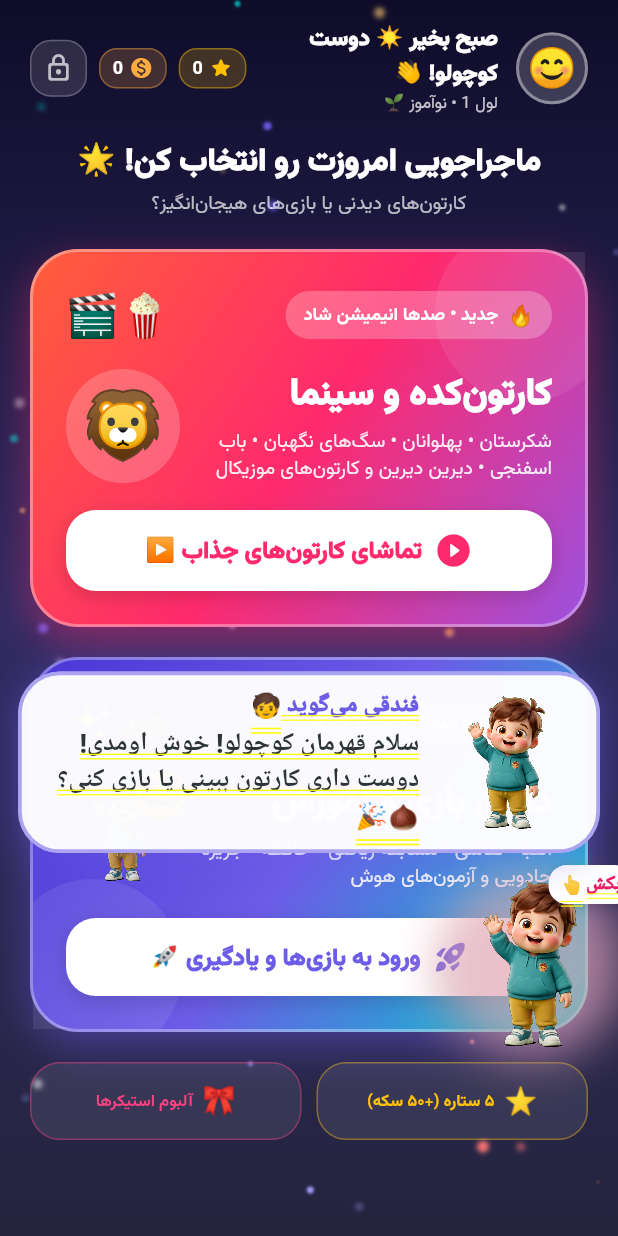
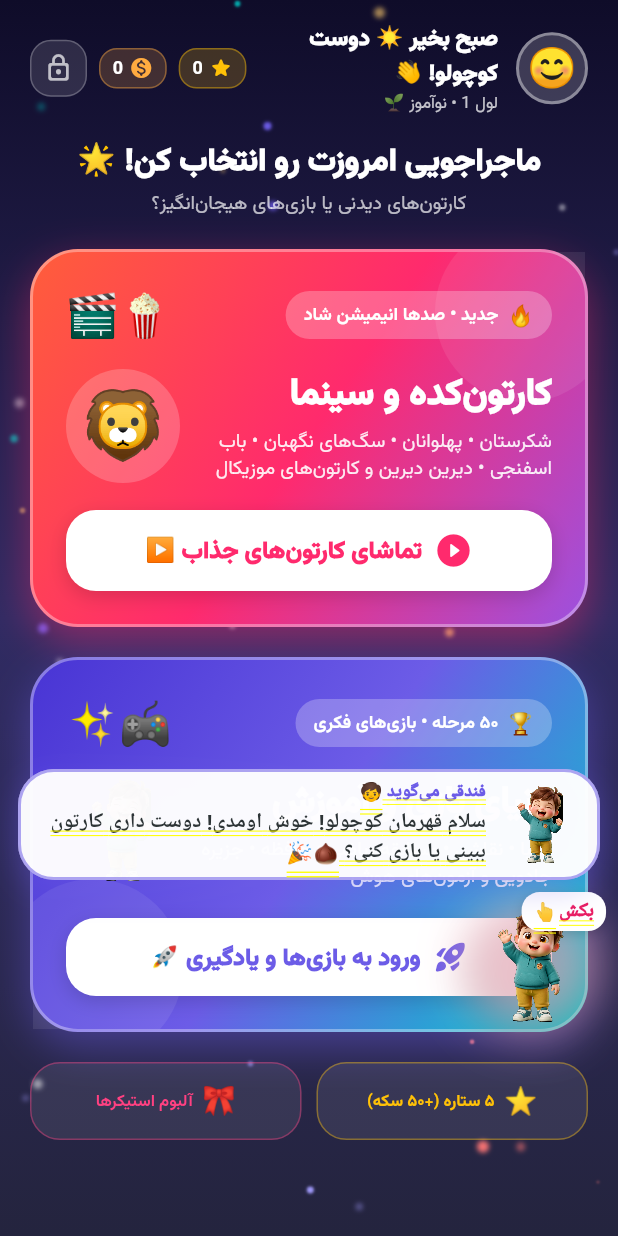
Before and after one commit to Parsa-apps/Jazire-Fandoqi, a Flutter app: the AppGatewayScreen screen opened by its route, on a phone screen of 412 x 824 dp. Run offline on Flutter 3.47's test engine with Material 3 defaults, Android fonts, the phone set to English and light mode, and no system bars; drawn by our look-alikes of flutter_animate; our stand-ins replace flutter_riverpod, flutter_tts, google_fonts, hive_flutter, just_audio, shared_preferences and 2 more; missing offline and left inert: flame; accounts and stored records are empty.

Commit message:
🎭 حالت‌های عاطفی مسکات (لبخند/جشن، فکر، تعجب) + حباب کوچک‌تر + رفع مزاحمت لمسی
- سه بیان چهرهٔ جدید با همان طراحی شخصیت ساخته و به assets/mascot اضافه شد:
  cheer (خنده و مشت بالا)، think (دست روی چانه) و wow (تعجب با دست روی گونه).
- FandoghiMood حالا نگاشت به تصویر دارد (portraitAsset)؛ ویجت FandoghiBunny
  پارامتر mood می‌گیرد و صفحه‌ها (شامل حباب مربی) بر اساس حس پیام،
  تصویر واقعی مناسب را نشان می‌دهند. حالت‌های بدون تصویر همچنان با
  ایموجی احساس همراه می‌شوند.
- حباب حرف فندقی فشرده‌تر شد: متن پیام ۱۷→۱۴، عنوان ۱۶→۱۲، آواتار ۹۶→۵۶
  و حداکثر عرض حباب ۵۶۰→۴۰۰ تا پوشش کمتری روی صفحه داشته باشد.
- رفع مزاحمت لمسی مسکات شناور: حاشیه‌های شفاف تصویر دیگر لمس را بلع
  نمی‌کنند (IgnorePointer لایهٔ دیداری) و فقط تنهٔ شخصیت (۶۲٪×۷۸٪ مرکز)
  لمسی است؛ بنابراین لمس گزینه‌ها و دکمه‌های زیر تصویر دیگر خراب نمی‌شود.
- مسکات شناور کوچک‌تر شد (۱۲۰→۸۴) و بعد از کشیدن و رها کردن، با انیمیشن
  به نزدیک‌ترین لبهٔ صفحه می‌چسبد تا وسط محتوا معلق نماند.

Co-authored-by: arena-agent <297053741+arena-agent@users.noreply.github.com>

```diff
--- a/lib/shared/widgets/fandoghi_bunny.dart
+++ b/lib/shared/widgets/fandoghi_bunny.dart
@@ -1,26 +1,33 @@
 import 'package:flutter/material.dart';
 
 import '../../app/app_colors.dart';
+import '../../core/fandoghi_models.dart';
 
 /// The visual asset used for فندقی throughout the app.
 ///
 /// Since the rebrand, «فندقی» is a cheerful toddler boy (teal hoodie with a
 /// hazelnut badge) instead of the old teacher bunny. The artwork is kept as
 /// a transparent, square PNG so it preserves the full character (hair tuft,
-/// waving hand and sneakers) in every slot. Keeping the image inside a normal
-/// square frame also means a future mascot asset can be swapped in without
-/// changing any of the UI call sites.
+/// waving hand and sneakers) in every slot. Several emotional expressions
+/// exist (cheer / think / wow); pass [mood] to pick one. Keeping the image
+/// inside a normal square frame also means a future mascot asset can be
+/// swapped in without changing any of the UI call sites.
 class FandoghiBunny extends StatelessWidget {
   /// Logical size of the mascot (width and height of the square frame).
   final double size;
   final BoxFit fit;
   final Alignment alignment;
 
+  /// حالت احساسی — برای حالت‌هایی که تصویر اختصاصی دارند (شادی، جشن،
+  /// فکر کردن، تعجب) همان تصویر نشان داده می‌شود وگرنه تصویر پیش‌فرض.
+  final FandoghiMood mood;
+
   const FandoghiBunny({
     super.key,
     this.size = 96,
     this.fit = BoxFit.contain,
     this.alignment = Alignment.center,
+    this.mood = FandoghiMood.happy,
   });
 
   @override
@@ -29,7 +36,7 @@ class FandoghiBunny extends StatelessWidget {
       width: size,
       height: size,
       child: Image.asset(
-        'assets/mascot/fandoghi_baby.png',
+        mood.portraitAsset ?? 'assets/mascot/fandoghi_baby.png',
         fit: fit,
         alignment: alignment,
         filterQuality: FilterQuality.high,
--- a/lib/shared/widgets/fandoghi_coach.dart
+++ b/lib/shared/widgets/fandoghi_coach.dart
@@ -45,7 +45,7 @@ class FandoghiCoachOverlay extends StatelessWidget {
                       child: IgnorePointer(
                         child: _CoachBubbleFollower(
                           message: message,
-                          mascotSize: 120,
+                          mascotSize: 84,
                         ),
                       ),
                     )
@@ -65,15 +65,16 @@ class FandoghiCoachOverlay extends StatelessWidget {
   }
 }
 
-/// The always-on, freely-draggable bunny. Tap = instruction prompt,
-/// drag = move anywhere on the screen.
+/// The always-on, freely-draggable mascot. Tap = instruction prompt,
+/// drag = move anywhere on the screen. اندازهٔ کوچک‌تر + ناحیهٔ لمسی
+/// فشرده باعث می‌شود هیچ‌وقت جلوی لمس گزینه‌ها و دکمه‌ها را نگیرد.
 class _DraggableMascot extends StatelessWidget {
   const _DraggableMascot();
 
   @override
   Widget build(BuildContext context) {
     return DraggableFandoghi(
-      size: 120,
+      size: 84,
       onTap: () => FandoghiCoach.instruction(
         'هر وقت کمک خواستی روی من بزن! من راهنمای تو هستم 🧒',
       ),
@@ -125,7 +126,7 @@ class _CoachBubbleLayoutDelegate extends SingleChildLayoutDelegate {
   final double mascotSize;
   static const double _edgePadding = 12;
   static const double _gap = 14;
-  static const double _maxBubbleWidth = 560;
+  static const double _maxBubbleWidth = 400;
 
   const _CoachBubbleLayoutDelegate({
     required this.mascotCenter,
@@ -206,25 +207,26 @@ class _CoachBubble extends StatelessWidget {
         },
         child: Container(
           key: ValueKey<int>(message.id),
-          constraints: const BoxConstraints(maxWidth: 560),
-          padding: const EdgeInsetsDirectional.fromSTEB(12, 10, 14, 10),
+          constraints: const BoxConstraints(maxWidth: 400),
+          padding: const EdgeInsetsDirectional.fromSTEB(10, 7, 12, 7),
           decoration: BoxDecoration(
             color: Colors.white.withOpacity(0.97),
-            borderRadius: BorderRadius.circular(28),
-            border: Border.all(color: toneColor.withOpacity(0.55), width: 2.5),
+            borderRadius: BorderRadius.circular(24),
+            border: Border.all(color: toneColor.withOpacity(0.55), width: 2),
             boxShadow: [
               BoxShadow(
                 color: toneColor.withOpacity(0.3),
-                blurRadius: 20,
-                offset: const Offset(0, 7),
+                blurRadius: 18,
+                offset: const Offset(0, 6),
               ),
             ],
           ),
           child: Row(
             crossAxisAlignment: CrossAxisAlignment.center,
             children: [
-              FandoghiBunny(size: 96),
-              const SizedBox(width: 10),
+              // بیان چهرهٔ واقعی متناسب با حس پیام (شادی، فکر، تعجب، جشن)
+              FandoghiBunny(size: 56, mood: message.mood),
+              const SizedBox(width: 8),
               Expanded(
                 child: Column(
                   crossAxisAlignment: CrossAxisAlignment.start,
@@ -234,19 +236,19 @@ class _CoachBubble extends StatelessWidget {
                       'فندقی می‌گوید 🧒',
                       style: AppFonts.balooBhaijaan2(
                         color: toneColor,
-                        fontSize: 16,
+                        fontSize: 12,
                         fontWeight: FontWeight.w900,
                         height: 1.1,
                       ),
                     ),
-                    const SizedBox(height: 3),
+                    const SizedBox(height: 2),
                     Text(
                       message.text,
                       textAlign: TextAlign.start,
                       style: AppFonts.balooBhaijaan2(
                         color: AppColors.textPrimary,
-                        fontSize: 17,
-                        fontWeight: FontWeight.w800,
+                        fontSize: 14,
+                        fontWeight: FontWeight.w700,
                         height: 1.4,
                       ),
                     ),
--- a/lib/shared/widgets/fandoghi_v2.dart
+++ b/lib/shared/widgets/fandoghi_v2.dart
@@ -23,9 +23,8 @@ class FandoghiV2 extends StatelessWidget {
   final String? message;
   final VoidCallback? onTap;
 
-  /// Kept for API compatibility. The bunny has a single friendly
-  /// smile and ignores mood switches.
-  // ignore: unused_element_parameter
+  /// حالت احساسی مسکات. حالت‌هایی که تصویر اختصاصی دارند (شادی، جشن،
+  /// فکر کردن، تعجب) با همان تصویر واقعی نمایش داده می‌شوند.
   final FandoghiMood mood;
 
   const FandoghiV2({
@@ -47,9 +46,10 @@ class FandoghiV2 extends StatelessWidget {
         child: Stack(
           clipBehavior: Clip.none,
           children: [
-            FandoghiBunny(size: size),
-            // فاز ۱۲: صورت احساسی فندقی V3 — ایموجی شفاف، بدون هاله سفید
-            if (mood != FandoghiMood.happy)
+            FandoghiBunny(size: size, mood: mood),
+            // ایموجی احساس فقط برای حالت‌هایی نشان داده می‌شود که هنوز
+            // تصویر اختصاصی ندارند (خواب‌آلود، خجالتی، ناراحت).
+            if (mood != FandoghiMood.happy && mood.portraitAsset == null)
               Positioned(
                 right: -size * 0.12,
                 top: -size * 0.12,
--- a/pubspec.yaml
+++ b/pubspec.yaml
@@ -76,7 +76,7 @@ flutter:
     - assets/illustrations/shapes_cards.webp
     - assets/illustrations/jobs_cards.webp
     - assets/illustrations/body_cards.webp
-    - assets/mascot/fandoghi_baby.png
+    - assets/mascot/
     - assets/premium/
 
   # فاز ۷ (تکمیل): فونت محلی آفلاین — fallback واقعی برای GoogleFonts
```
Also changed, not shown: lib/core/fandoghi_models.dart (+18 -0 lines), lib/shared/widgets/draggable_fandoghi.dart (+84 -12 lines), assets/mascot/fandoghi_baby_cheer.png (added), assets/mascot/fandoghi_baby_think.png (added), assets/mascot/fandoghi_baby_wow.png (added).
